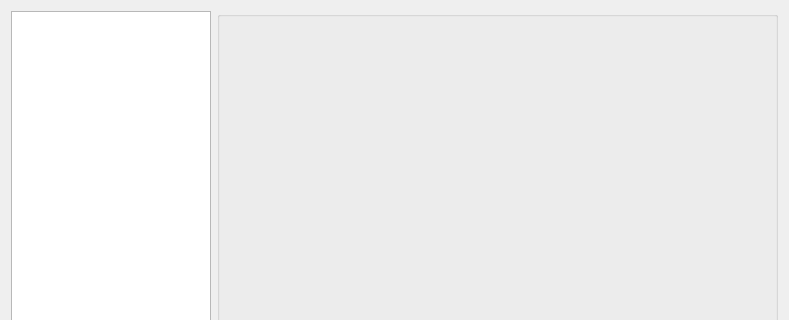
The window that src/ugeneui/src/app_settings/ui/AppSettingsDialog.ui (violethaze74/ugene) describes before a commit, drawn with Qt 5; both pictures show x 0 to 789 and y 0 to 320 of the 789 by 535 pixel window.
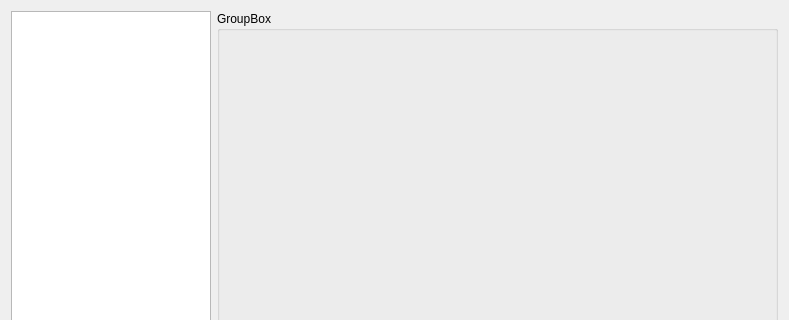
The same window after the commit.

```diff
--- a/src/ugeneui/src/app_settings/ui/AppSettingsDialog.ui
+++ b/src/ugeneui/src/app_settings/ui/AppSettingsDialog.ui
@@ -55,7 +55,7 @@
      <item>
       <widget class="QGroupBox" name="settingsBox">
        <property name="title">
-        <string/>
+        <string>GroupBox</string>
        </property>
       </widget>
      </item>
```
